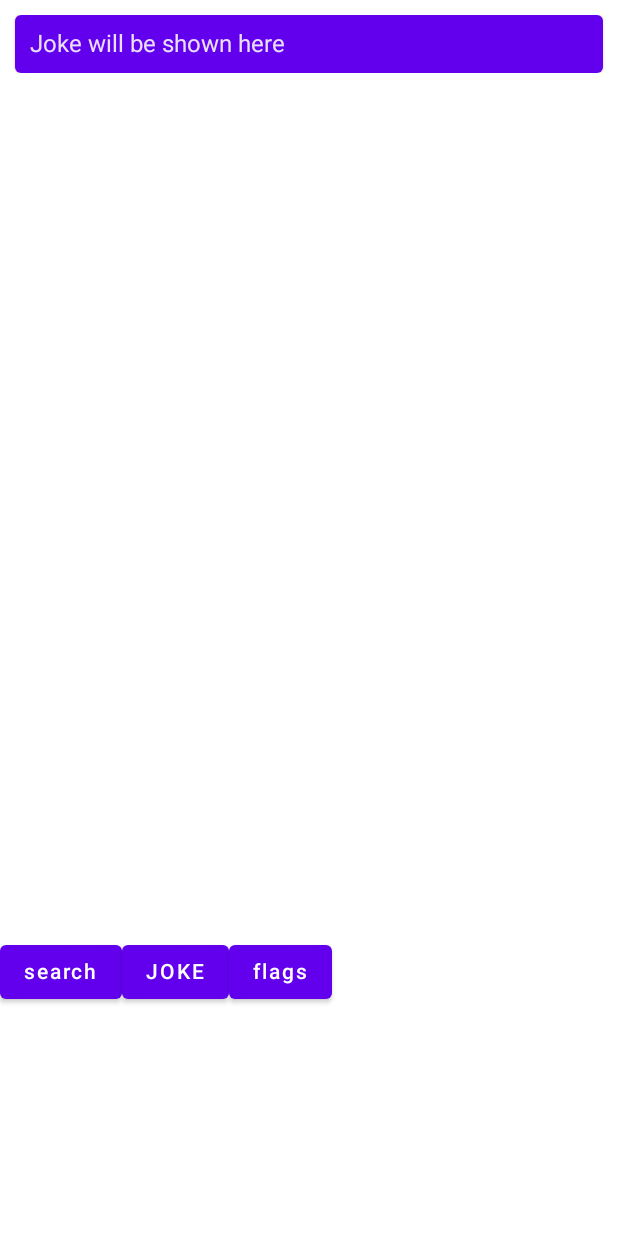
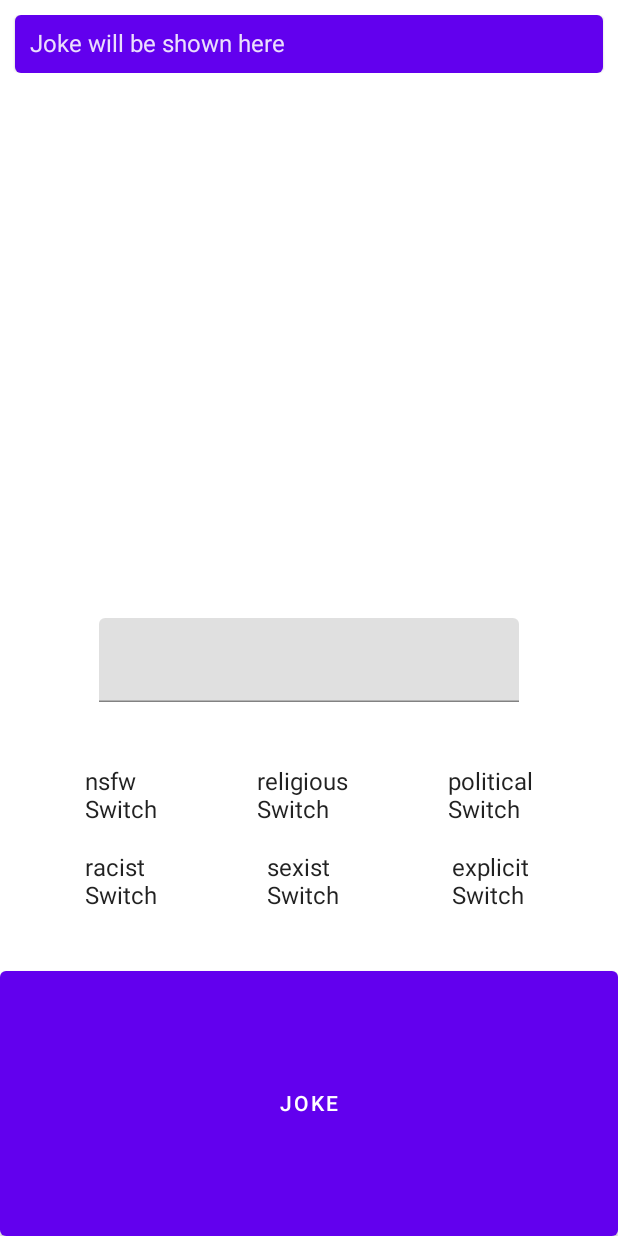
Before and after one commit to ArturHaavisto/joke-app, an Android app built with Jetpack Compose: the screen it shows after launch (MainActivity), on a phone screen of 412 x 824 dp. Run offline under Robolectric (Android 15) with nearby library versions, the phone set to English and light mode, and no system bars.

Commit message:
refactor: change main screen components and layout
Removed search-button and flags-button and placed their planned content directly on main screen.

```diff
--- a/App/app/src/main/java/fi/tuni/tamk/tiko/haavisto/jokeapp/MainScreen.kt
+++ b/App/app/src/main/java/fi/tuni/tamk/tiko/haavisto/jokeapp/MainScreen.kt
@@ -7,7 +7,10 @@ import androidx.compose.material.*
 import androidx.compose.runtime.Composable
 import androidx.compose.runtime.getValue
 import androidx.compose.runtime.mutableStateOf
+import androidx.compose.runtime.remember
+import androidx.compose.ui.Alignment
 import androidx.compose.ui.Modifier
+import androidx.compose.ui.text.input.TextFieldValue
 import androidx.compose.ui.unit.dp
 import fi.tuni.tamk.tiko.haavisto.jokeapp.ui.theme.JokeAppTheme
 
@@ -25,7 +28,7 @@ fun MainScreen() {
                 verticalArrangement = Arrangement.SpaceBetween
             ) {
                 Column(
-                    modifier = Modifier.weight(3f, false)
+                    modifier = Modifier.weight(1f, false)
                 ) {
                     Card(
                         modifier = Modifier
@@ -39,27 +42,93 @@ fun MainScreen() {
                         modifier = Modifier.padding(10.dp))
                     }
                 }
-
+                Column(
+                    modifier = Modifier.weight(1f, true),
+                    verticalArrangement = Arrangement.SpaceBetween
+                ) {
+                    val textState = remember { mutableStateOf(TextFieldValue()) }
+                    Column(
+                        modifier = Modifier.weight(1f, true).fillMaxWidth(),
+                        horizontalAlignment = Alignment.CenterHorizontally
+                    ) {
+                        TextField(
+                            value = textState.value,
+                            onValueChange = { textState.value = it }
+                        )
+                    }
                     Row(
                         modifier = Modifier
+                            .weight(3f, true)
                             .fillMaxWidth()
-                        .height(200.dp)
-                        .weight(1f, false)
+                            .fillMaxHeight(),
+                        horizontalArrangement = Arrangement.SpaceEvenly,
+                        verticalAlignment = Alignment.CenterVertically
                     ) {
-                    Column() {
-                        Button(onClick = { /*TODO*/ }) {
-                            Text("search")
+                        Column(
+                            horizontalAlignment = Alignment.CenterHorizontally,
+                            verticalArrangement = Arrangement.SpaceEvenly
+                        ) {
+                            Column(
+                                modifier = Modifier.padding(10.dp),
+                                verticalArrangement = Arrangement.Center
+                            ) {
+                                Text(text = "nsfw")
+                                Text(text = "Switch")
+                            }
+                            Column(
+                                modifier = Modifier.padding(10.dp),
+                                verticalArrangement = Arrangement.Center
+                            ) {
+                                Text(text = "racist")
+                                Text(text = "Switch")
                             }
                         }
-                    Column() {
-                        Button(onClick = { getJoke() }) {
-                            Text("JOKE")
+                        Column(
+                            horizontalAlignment = Alignment.CenterHorizontally,
+                            verticalArrangement = Arrangement.SpaceEvenly
+                        ) {
+                            Column(
+                                modifier = Modifier.padding(10.dp),
+                                verticalArrangement = Arrangement.Center
+                            ) {
+                                Text(text = "religious")
+                                Text(text = "Switch")
+                            }
+                            Column(
+                                modifier = Modifier.padding(10.dp),
+                                verticalArrangement = Arrangement.Center
+                            ) {
+                                Text(text = "sexist")
+                                Text(text = "Switch")
                             }
                         }
-                    Column() {
-                        Button(onClick = { /*TODO*/ }) {
-                            Text("flags")
+                        Column(
+                            horizontalAlignment = Alignment.CenterHorizontally,
+                            verticalArrangement = Arrangement.SpaceEvenly
+                        ) {
+                            Column(
+                                modifier = Modifier.padding(10.dp),
+                                verticalArrangement = Arrangement.Center
+                            ) {
+                                Text(text = "political")
+                                Text(text = "Switch")
                             }
+                            Column(
+                                modifier = Modifier.padding(10.dp),
+                                verticalArrangement = Arrangement.Center
+                            ) {
+                                Text(text = "explicit")
+                                Text(text = "Switch")
+                            }
+                        }
+                    }
+                    Button(
+                        onClick = { getJoke() },
+                        modifier = Modifier
+                            .weight(3f, true)
+                            .fillMaxWidth()
+                    ) {
+                        Text("JOKE")
                     }
                 }
             }
```
Lines whose indentation alone changed are shown as unchanged.
